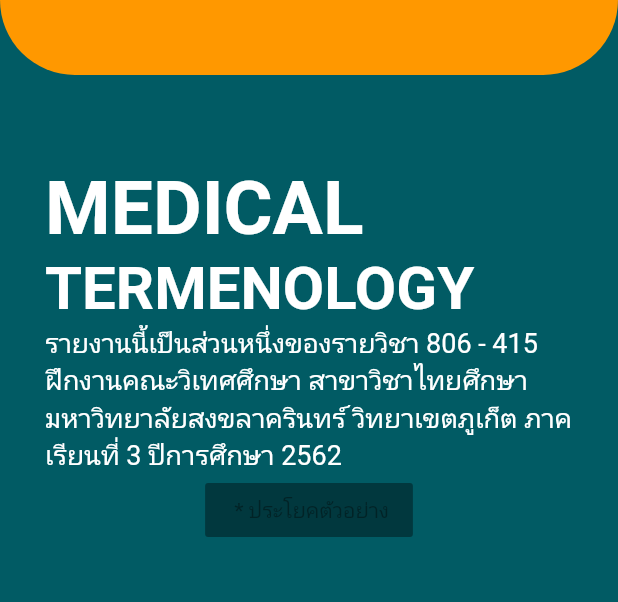
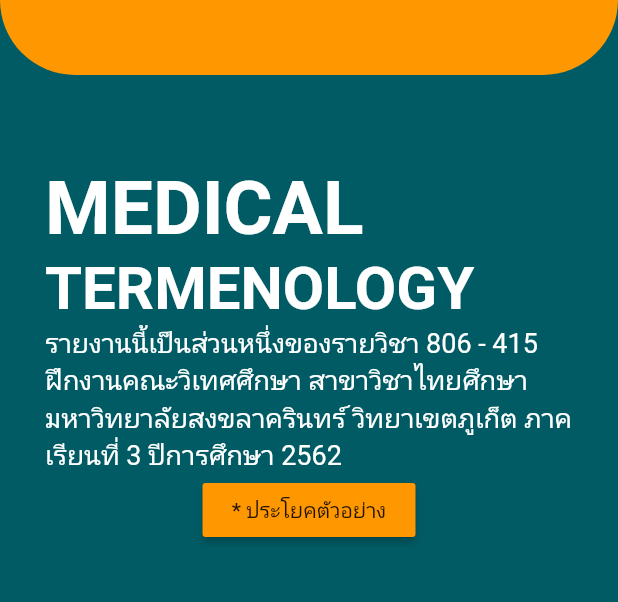
Before and after one commit to FrameTee29/Medical-Dictionary, a Flutter app: the screen it shows after launch, on a phone screen of 412 x 824 dp, the part 225-827 px from its top. Run offline on Flutter 3.47's test engine with Material 2 defaults, Android fonts, the phone set to English and light mode, and no system bars.

```diff
--- a/lib/screens/home.dart
+++ b/lib/screens/home.dart
@@ -42,6 +42,24 @@ class _HomeState extends State<Home> {
     );
   }
 
+  Widget sentenceEXP() {
+    return RaisedButton(
+        color: Colors.orange,
+        child: Text(" * ประโยคตัวอย่าง "),
+        onPressed: (){
+          print("Click");
+        });
+  }
+
+  Widget vocapEXP() {
+    return RaisedButton(
+        color: Colors.orange,
+        child: Text(" * คำศัพท์เกี่ยวกับโรคต่าง ๆ "),
+        onPressed: (){
+          print("Click");
+        });
+  }
+
   Widget medical() {
     return Container(
       padding: EdgeInsets.all(30),
@@ -82,26 +100,9 @@ class _HomeState extends State<Home> {
               ))
             ],
           ),
-          choice(),
+          sentenceEXP()
         ],
       ),
-    );
-  }
-
-  Widget choice() {
-    return Center(
-      child: Column(
-        children: <Widget>[
-          sentenceexp(),
-        ],
-      ),
-    );
-  }
-
-  Widget sentenceexp() {
-    return RaisedButton(
-      child: Text(" * ประโยคตัวอย่าง"),
-      onPressed: null,
     );
   }
 
@@ -110,7 +111,7 @@ class _HomeState extends State<Home> {
     return Scaffold(
       backgroundColor: Color.fromRGBO(1, 91, 100, 1),
       body: SafeArea(
-        child: Column(
+        child: ListView(
           children: <Widget>[
             Row(
               children: <Widget>[
```
